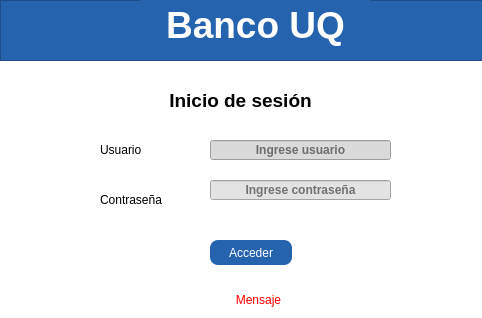
Qt form views/LogIn.ui (MiguelFVasquez/ProyectoDB) before a commit.
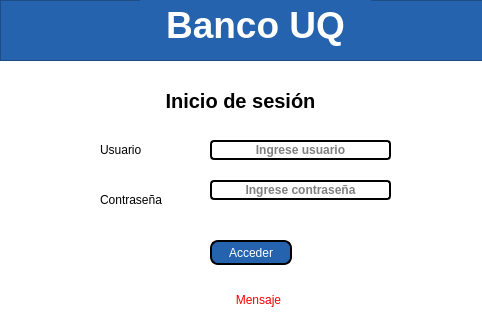
The same form after that commit.

The edit to the form file:
```diff
--- a/views/LogIn.ui
+++ b/views/LogIn.ui
@@ -27,7 +27,7 @@
    </property>
    <property name="font">
     <font>
-     <pointsize>14</pointsize>
+     <pointsize>15</pointsize>
      <weight>75</weight>
      <bold>true</bold>
     </font>
@@ -90,10 +90,10 @@
     </font>
    </property>
    <property name="styleSheet">
-    <string notr="true">background-color: rgb(218, 218, 218);
+    <string notr="true">background-color: rgb(255, 255, 255);
 color: rgb(0, 0, 0);
-
-
+border: 2px solid rgb(0,0,0);
+border-radius: 4px
 </string>
    </property>
    <property name="text">
@@ -134,8 +134,10 @@
     </font>
    </property>
    <property name="styleSheet">
-    <string notr="true">background-color: rgb(227, 227, 227);
+    <string notr="true">background-color: rgb(255, 255, 255);
 color: rgb(0, 0, 0);
+border: 2px solid rgb(0,0,0);
+border-radius: 4px
 </string>
    </property>
    <property name="echoMode">
@@ -177,6 +179,7 @@
    <property name="styleSheet">
     <string notr="true">color: rgb(255, 255, 255);
 background-color: rgb(37, 99, 175);
+border: 2px solid rgb(0,0,0);
 border-radius:8px
 </string>
    </property>
```
